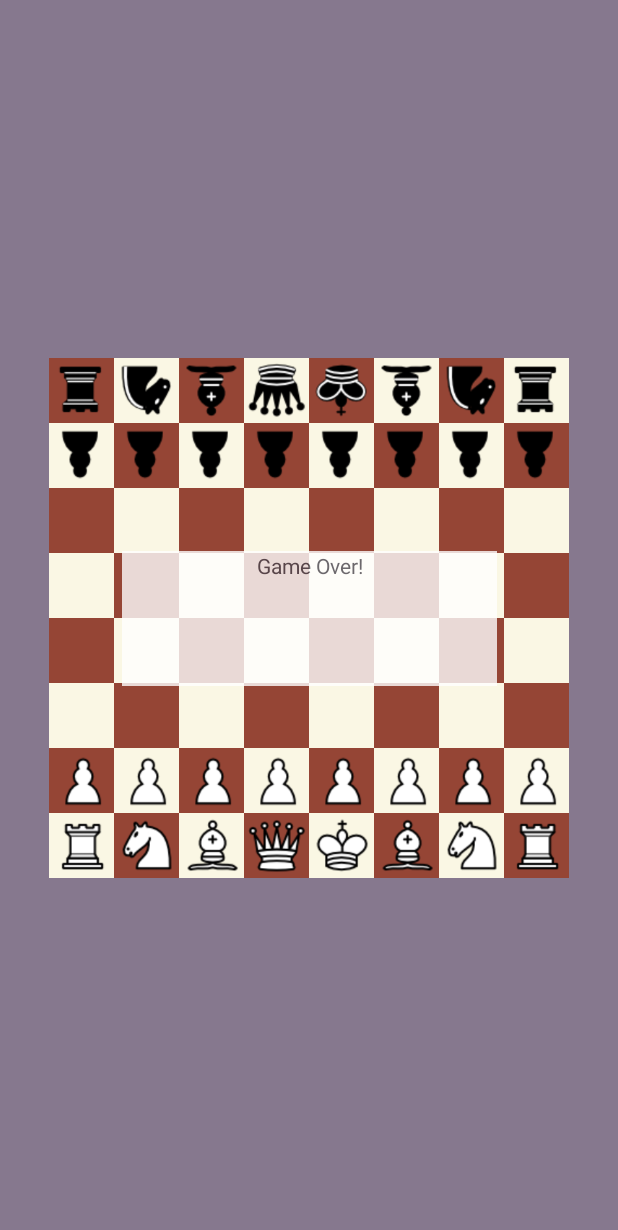
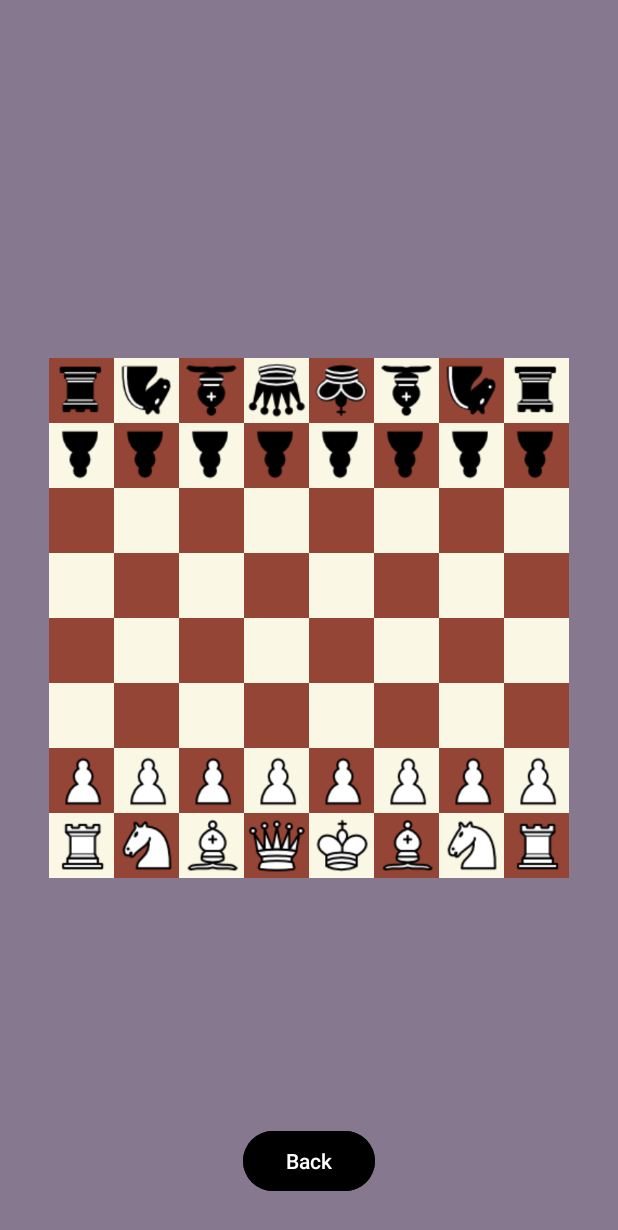
Before and after one commit to XiangTGE/EC327-Final-Project, an Android app: the BoardActivity screen opened directly, with no data from a screen before it, on a phone screen of 412 x 824 dp. Shown: the top 1230 px of the screen. Run offline under Robolectric (Android 15) with nearby library versions, the phone set to English and light mode, and no system bars.

Commit message:
- Moved AI generated pirate images to be directly in the drawable folder  - Added a back button to the board screen

```diff
--- a/ChessGame/app/src/main/java/com/example/chessgame/BoardActivity.java
+++ b/ChessGame/app/src/main/java/com/example/chessgame/BoardActivity.java
@@ -3,8 +3,12 @@ package com.example.chessgame;
 import androidx.appcompat.app.AppCompatActivity;
 import androidx.core.content.ContextCompat;
 
+import android.content.Intent;
 import android.os.Bundle;
+import android.text.Layout;
+import android.widget.LinearLayout;
 import android.widget.TextView;
+import android.widget.Button;
 import android.view.View;
 
 
@@ -22,10 +26,16 @@ import android.view.View;
 
 public class BoardActivity extends AppCompatActivity {
 
+    // UI Components
+    Button backButton;                                                                              // Button that returns user to menu
+    public TextView WhiteInvalidMoveMsg;                                                            // Move invalid message for white
+    public TextView BlackInvalidMoveMsg;                                                            // Move invalid message for black
+    public LinearLayout GameOverMsg;                                                                      // Displays the game over message box
     public TextView[][] BoardTiles = new TextView[8][8];                                            // Stores ids of board tiles
     public TextView[][] BoardPieceSlots = new TextView[8][8];                                       // Stores where proper piece images should be placed
-    public TextView WhiteInvalidMoveMsg;                                                            // Move invalid message for white
-    public TextView BlackInvalidMoveMsg;                                                            // Move invalid message for black
+
+
+    // Data fields to interface with back-end
     public int[] StartCoordinate = new int[2];                                                      // Stores coordinates where piece may be
     public int[] EndCoordinate = new int[2];                                                        // Stores coordinates where piece may go
     public int tapNumber;                                                                           // Stores what "number" tap the users have done, odd number
@@ -390,11 +400,28 @@ public class BoardActivity extends AppCompatActivity {
         BlackInvalidMoveMsg.setVisibility(View.INVISIBLE);
 
 
+        // Make game over message invisible until needed
+        GameOverMsg = (LinearLayout) findViewById(R.id.game_over_msg_box);
+        GameOverMsg.setVisibility(View.INVISIBLE);
+
         // Set up board in background
         game = new GamePlay();
 
 
-        // Run the game
+        // Set up back button
+        backButton = (Button) findViewById(R.id.board_back_button);
+        backButton.setOnClickListener(new View.OnClickListener() {
+            @Override
+            public void onClick(View view) {
+                // Draw info screen
+                Intent intent = new Intent (getApplicationContext(), MainActivity.class);
+                startActivity(intent);
+                finish();
+            }
+        });
+
+
+        // Run the game (set up board in UI, set up squares to listen for taps)
         runGame();
 
 
--- a/ChessGame/app/src/main/res/layout/board.xml
+++ b/ChessGame/app/src/main/res/layout/board.xml
@@ -1022,6 +1022,7 @@
         app:layout_constraintTop_toTopOf="parent" />
 
     <LinearLayout
+        android:id="@+id/game_over_msg_box"
         android:layout_width="250dp"
         android:layout_height="90dp"
         android:layout_marginStart="50dp"
@@ -1035,10 +1036,13 @@
         app:layout_constraintTop_toTopOf="parent">
 
         <TextView
+            android:id="@+id/game_over_text"
             android:layout_width="match_parent"
             android:layout_height="match_parent"
+            android:autoSizeTextType="none"
             android:text="@string/game_over_msg"
             android:textAlignment="center"
+            android:textSize="24sp"
             app:layout_constraintBottom_toBottomOf="parent"
             app:layout_constraintEnd_toEndOf="parent"
             app:layout_constraintStart_toStartOf="parent"
@@ -1046,4 +1050,18 @@
 
     </LinearLayout>
 
+    <Button
+        android:id="@+id/board_back_button"
+        android:layout_width="wrap_content"
+        android:layout_height="wrap_content"
+        android:layout_marginTop="14dp"
+        android:layout_marginBottom="15dp"
+        android:backgroundTint="@color/black"
+        android:text="@string/back"
+        android:textColor="@color/white"
+        app:layout_constraintBottom_toBottomOf="parent"
+        app:layout_constraintEnd_toEndOf="parent"
+        app:layout_constraintStart_toStartOf="parent"
+        app:layout_constraintTop_toBottomOf="@id/whiteErrorMsg" />
+
 </androidx.constraintlayout.widget.ConstraintLayout>
```
Also changed, not shown: 8 other files.
